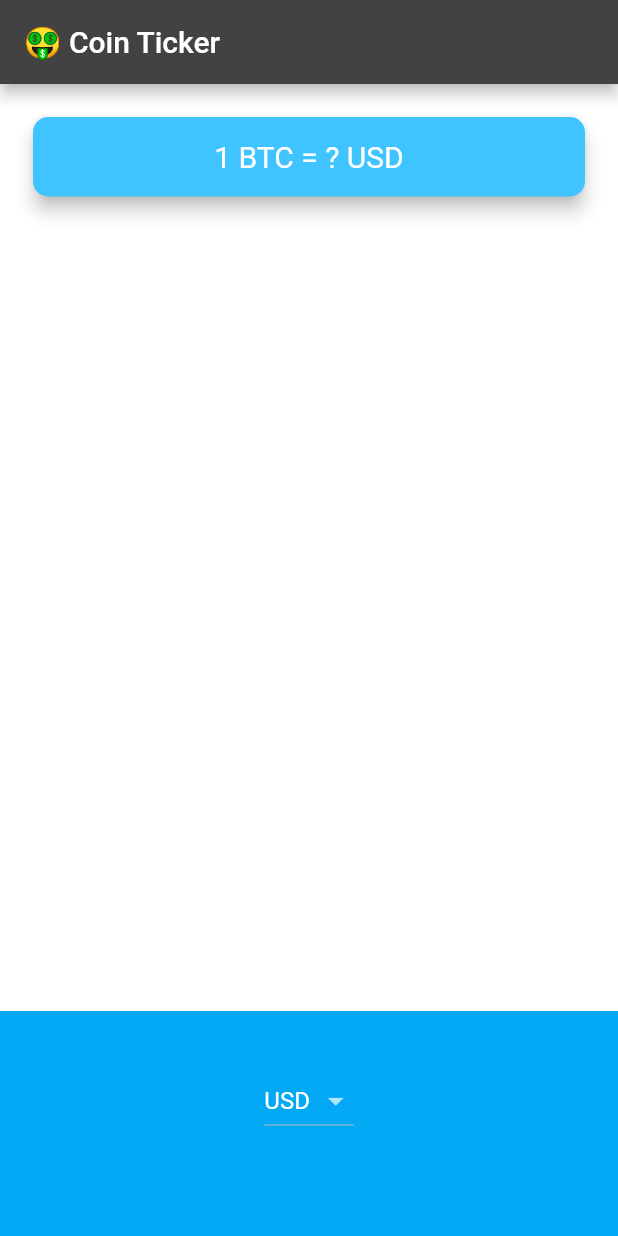
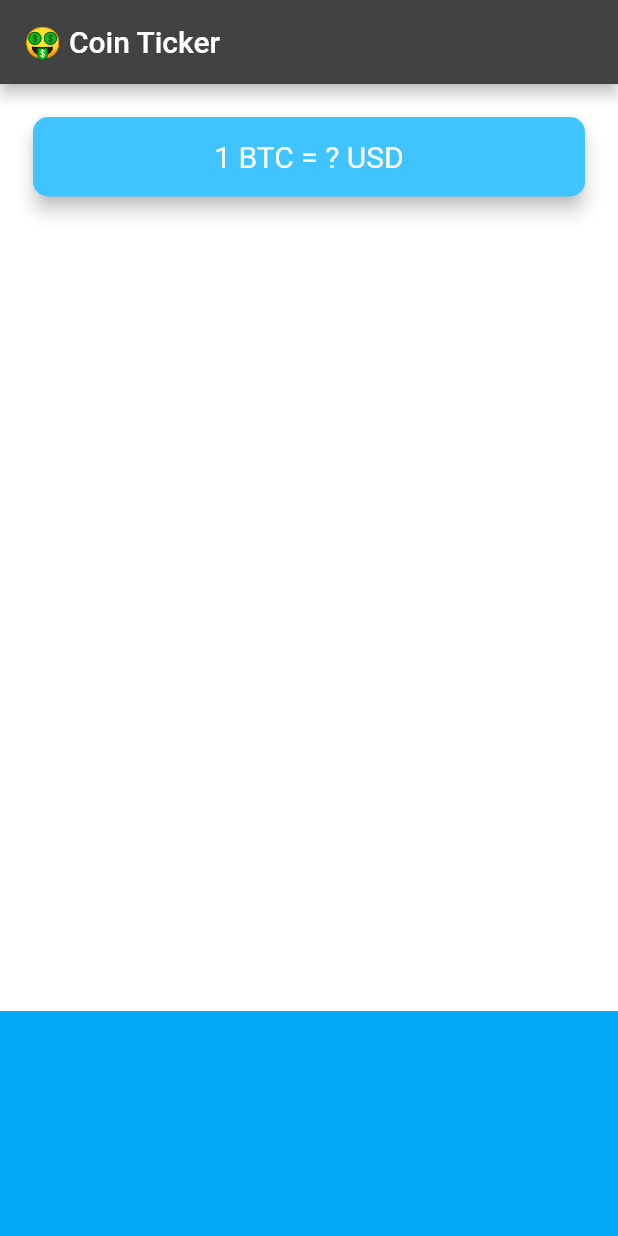
Before and after one commit to Amares03/bitcoin_tracker, a Flutter app: the screen it shows after launch, on a phone screen of 412 x 824 dp. Run offline on Flutter 3.47's test engine with Material 2 defaults, Android fonts, the phone set to English and light mode, and no system bars.

```diff
--- a/lib/main.dart
+++ b/lib/main.dart
@@ -1,3 +1,5 @@
+// ignore_for_file: use_key_in_widget_constructors
+
 import 'package:flutter/material.dart';
 import 'price_screen.dart';
 
--- a/lib/price_screen.dart
+++ b/lib/price_screen.dart
@@ -1,7 +1,4 @@
 import 'package:flutter/material.dart';
-import 'package:flutter/cupertino.dart';
-import 'coin_data.dart';
-import 'dart:io' show Platform;
 
 class PriceScreen extends StatefulWidget {
   @override
@@ -9,53 +6,6 @@ class PriceScreen extends StatefulWidget {
 }
 
 class _PriceScreenState extends State<PriceScreen> {
-  String? selectedCurrency = 'USD';
-
-  DropdownButton<String> androidDropdown() {
-    List<DropdownMenuItem<String>> dropdownItems = [];
-    for (String currency in currenciesList) {
-      var newItem = DropdownMenuItem(
-        child: Text(currency),
-        value: currency,
-      );
-      dropdownItems.add(newItem);
-    }
-
-    return DropdownButton<String>(
-      value: selectedCurrency,
-      items: dropdownItems,
-      onChanged: (value) {
-        setState(() {
-          selectedCurrency = value;
-        });
-      },
-    );
-  }
-
-  CupertinoPicker iOSPicker() {
-    List<Text> pickerItems = [];
-    for (String currency in currenciesList) {
-      pickerItems.add(Text(currency));
-    }
-
-    return CupertinoPicker(
-      backgroundColor: Colors.lightBlue,
-      itemExtent: 32.0,
-      onSelectedItemChanged: (selectedIndex) {
-        print(selectedIndex);
-      },
-      children: pickerItems,
-    );
-  }
-
-  //TODO: Create a method here called getData() to get the coin data from coin_data.dart
-
-  @override
-  void initState() {
-    super.initState();
-    //TODO: Call getData() when the screen loads up.
-  }
-
   @override
   Widget build(BuildContext context) {
     return Scaffold(
@@ -77,7 +27,6 @@ class _PriceScreenState extends State<PriceScreen> {
               child: Padding(
                 padding: EdgeInsets.symmetric(vertical: 15.0, horizontal: 28.0),
                 child: Text(
-                  //TODO: Update the Text Widget with the live bitcoin data here.
                   '1 BTC = ? USD',
                   textAlign: TextAlign.center,
                   style: TextStyle(
@@ -93,7 +42,7 @@ class _PriceScreenState extends State<PriceScreen> {
             alignment: Alignment.center,
             padding: EdgeInsets.only(bottom: 30.0),
             color: Colors.lightBlue,
-            child: Platform.isIOS ? iOSPicker() : androidDropdown(),
+            child: null,
           ),
         ],
       ),
```
Also changed, not shown: lib/coin_data.dart (+0 -7 lines).
